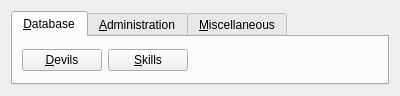
The window that client/ui/Taskbar.ui (erikku/frosty) describes before a commit, drawn with Qt 5.
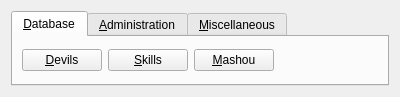
The same window after the commit.

Commit message: Added initial mashou window.

```diff
--- a/client/ui/Taskbar.ui
+++ b/client/ui/Taskbar.ui
@@ -1,25 +1,25 @@
 <ui version="4.0" >
  <class>Taskbar</class>
- <widget class="QWidget" name="Taskbar" >
-  <property name="geometry" >
+ <widget class="QWidget" name="Taskbar">
+  <property name="geometry">
    <rect>
     <x>0</x>
     <y>0</y>
     <width>400</width>
-    <height>96</height>
+    <height>97</height>
    </rect>
   </property>
-  <layout class="QVBoxLayout" name="verticalLayout" >
+  <layout class="QVBoxLayout">
    <item>
-    <widget class="QTabWidget" name="tabWidget" >
-     <property name="currentIndex" >
+    <widget class="QTabWidget" name="tabWidget">
+     <property name="currentIndex">
       <number>0</number>
      </property>
      <widget class="QWidget" name="databaseTab" >
       <attribute name="title" >
        <string>&amp;Database</string>
       </attribute>
-      <layout class="QHBoxLayout" name="horizontalLayout_2" >
+      <layout class="QHBoxLayout">
        <item>
         <widget class="QPushButton" name="devilsButton" >
          <property name="text" >
@@ -35,11 +35,18 @@
         </widget>
        </item>
        <item>
-        <spacer name="horizontalSpacer_2" >
-         <property name="orientation" >
+        <widget class="QPushButton" name="mashouButton">
+         <property name="text">
+          <string>&amp;Mashou</string>
+         </property>
+        </widget>
+       </item>
+       <item>
+        <spacer>
+         <property name="orientation">
           <enum>Qt::Horizontal</enum>
          </property>
-         <property name="sizeHint" stdset="0" >
+         <property name="sizeHint" stdset="0">
           <size>
            <width>276</width>
            <height>20</height>
```
Left out of the diff: 59 changed lines with no effect on the pictures. The commit also changes 11 other files.
